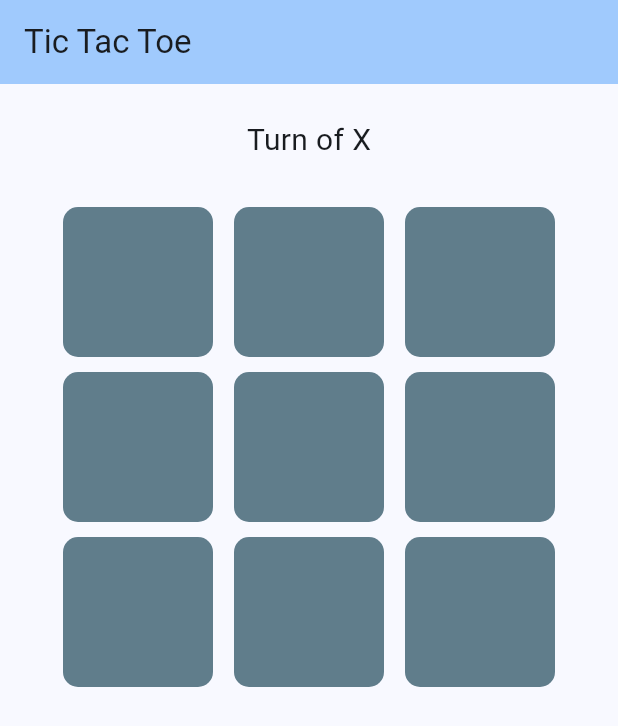
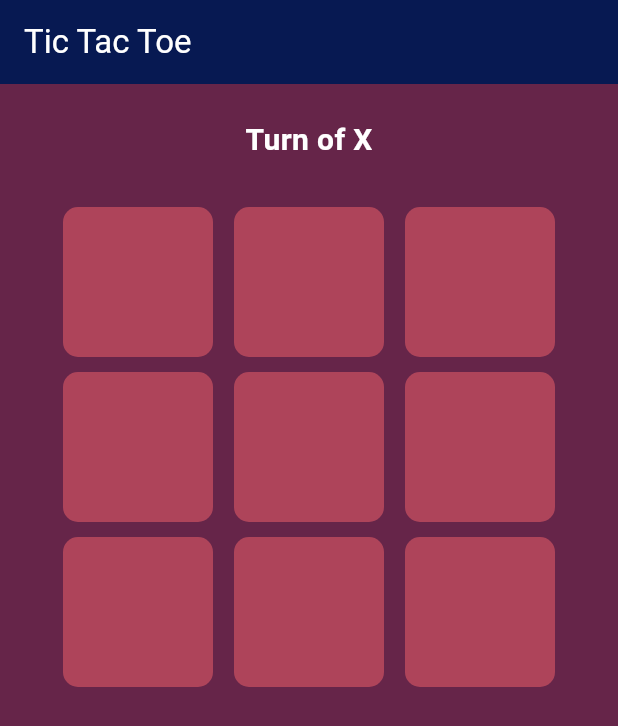
Before and after one commit to Tanujs1994/tictactieGame, a Flutter app: the screen it shows after launch, on a phone screen of 412 x 824 dp. Shown: the top 726 px of the screen. Run offline on Flutter 3.47's test engine with Material 2 defaults, Android fonts, the phone set to English and light mode, and no system bars.

Commit message:
give colors

```diff
--- a/lib/main.dart
+++ b/lib/main.dart
@@ -19,9 +19,10 @@ class _MyAppState extends State<MyApp> {
   Widget build(BuildContext context) {
     // debugPaintSizeEnabled = true;
     return MaterialApp(
+      debugShowCheckedModeBanner: false,
       title: 'Flutter Demo',
       theme: ThemeData(
-        colorScheme: ColorScheme.fromSeed(seedColor: Colors.blue),
+        colorScheme: ColorScheme.fromSeed(seedColor: Colors.red),
         useMaterial3: true,
       ),
       home: const MyHomePage(title: 'Tic Tac Toe'),
@@ -163,6 +164,7 @@ class _MyHomePageState extends State<MyHomePage> {
       );
       showDialog(
           context: context,
+          barrierDismissible: false,
           builder: (ctx) {
             return AlertDialog(
               title: Text('Draw'),
@@ -186,9 +188,10 @@ class _MyHomePageState extends State<MyHomePage> {
     );
     showDialog(
         context: context,
+        barrierDismissible: false,
         builder: (ctx) {
           return AlertDialog(
-            title: Text('X Won'),
+            title: Text('X Won',style: TextStyle(fontWeight: FontWeight.bold,color: Colors.red)),
             content: Text('Congratulations 🥳 '),
             actions: [button],
           );
@@ -209,9 +212,10 @@ class _MyHomePageState extends State<MyHomePage> {
     );
     showDialog(
         context: context,
+        barrierDismissible: false,
         builder: (ctx) {
           return AlertDialog(
-            title: Text('Zero Won'),
+            title: Text('Zero Won',style: TextStyle(fontWeight: FontWeight.bold,color: Colors.yellow),),
             content: Text('Congratulations 🥳 '),
             actions: [button],
           );
@@ -221,9 +225,10 @@ class _MyHomePageState extends State<MyHomePage> {
   @override
   Widget build(BuildContext context) {
     return Scaffold(
+      backgroundColor:Color(0xff662549),
         appBar: AppBar(
-          backgroundColor: Theme.of(context).colorScheme.inversePrimary,
-          title: Text(widget.title),
+          backgroundColor:Color(0xff071952),
+          title: Text('Tic Tac Toe',style: TextStyle(color:Colors.white),),
         ),
         body: Padding(
           padding: const EdgeInsets.all(8.0),
@@ -234,7 +239,7 @@ class _MyHomePageState extends State<MyHomePage> {
                 padding: const EdgeInsets.only(bottom: 30, top: 15),
                 child: Text(
                   'Turn of $whosTurnNext',
-                  style: TextStyle(fontSize: 20),
+                  style: TextStyle(fontSize: 20,color: Colors.white,fontWeight: FontWeight.bold),
                 ),
               )),
               Padding(
--- a/lib/widgets/tic_tac_toe_cart.dart
+++ b/lib/widgets/tic_tac_toe_cart.dart
@@ -18,13 +18,12 @@ class TicTakToeCart extends StatelessWidget {
 
   @override
   Widget build(BuildContext context) {
-    var bgColor = Colors.blueGrey;
-    if (whatToShow == 'X'){
-      bgColor = Colors.red;
-    }else if (whatToShow == '0') {
-      bgColor = Colors.yellow;
+    var bgColor = Color(0xffAE445A);
+    if (whatToShow == 'X') {
+      bgColor = Color(0xffAE445A);
+    } else if (whatToShow == '0') {
+      bgColor =  Color(0xffF39F5A);
     }
-
 
     return Stack(
       alignment: Alignment.center,
@@ -36,7 +35,10 @@ class TicTakToeCart extends StatelessWidget {
             }
           },
           child: Container(
-            decoration: BoxDecoration(color: bgColor,borderRadius: BorderRadius.circular(10),),
+            decoration: BoxDecoration(
+              color: bgColor,
+              borderRadius: BorderRadius.circular(10),
+            ),
             height: 100,
             width: 100,
           ),
```
